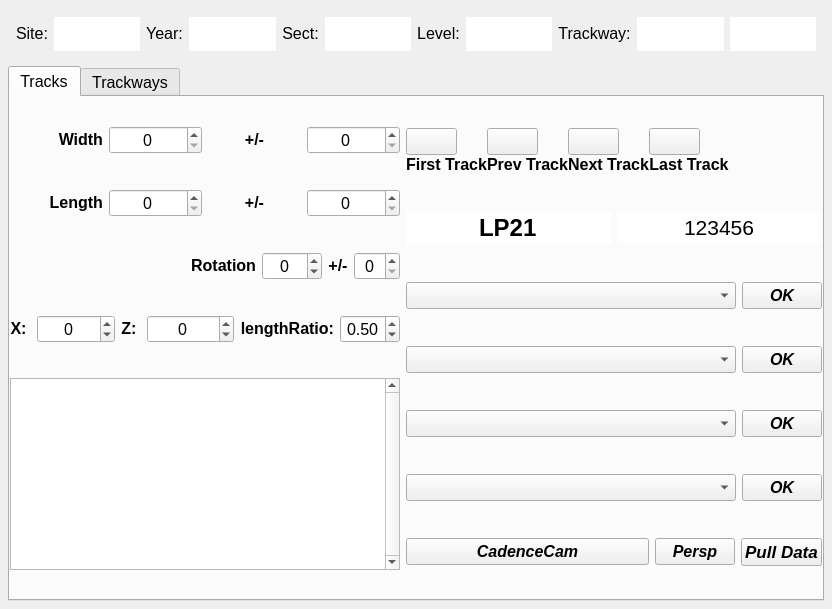
sernst/Cadence, file resources/widget/tools/TrackwayManagerWidget/TrackwayManagerWidget.ui: the form before one commit.
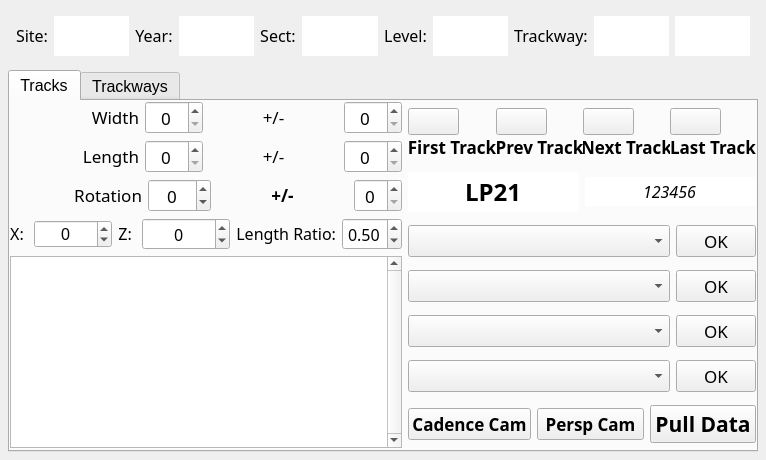
The form after the commit. Icons and pictures are not drawn.

Diff of the .ui file:
```diff
--- a/resources/widget/tools/TrackwayManagerWidget/TrackwayManagerWidget.ui
+++ b/resources/widget/tools/TrackwayManagerWidget/TrackwayManagerWidget.ui
@@ -9,8 +9,8 @@
    <rect>
     <x>0</x>
     <y>0</y>
-    <width>832</width>
-    <height>609</height>
+    <width>766</width>
+    <height>430</height>
    </rect>
   </property>
   <property name="sizePolicy">
@@ -35,10 +35,7 @@
    <item>
     <widget class="QWidget" name="trackwayWidget" native="true">
      <layout class="QHBoxLayout" name="horizontalLayout_8">
-      <property name="leftMargin">
-       <number>8</number>
-      </property>
-      <property name="rightMargin">
+      <property name="margin">
        <number>8</number>
       </property>
       <item>
@@ -51,6 +48,7 @@
         </property>
         <property name="font">
          <font>
+          <family>Abadi MT Condensed Extra Bold</family>
           <pointsize>12</pointsize>
           <weight>50</weight>
           <bold>false</bold>
@@ -74,6 +72,7 @@
         </property>
         <property name="font">
          <font>
+          <family>Abadi MT Condensed Extra Bold</family>
           <pointsize>18</pointsize>
           <weight>75</weight>
           <bold>true</bold>
@@ -100,6 +99,7 @@
         </property>
         <property name="font">
          <font>
+          <family>Abadi MT Condensed Extra Bold</family>
           <pointsize>12</pointsize>
           <weight>50</weight>
           <bold>false</bold>
@@ -123,6 +123,7 @@
         </property>
         <property name="font">
          <font>
+          <family>Abadi MT Condensed Extra Bold</family>
           <pointsize>18</pointsize>
           <weight>75</weight>
           <bold>true</bold>
@@ -149,6 +150,7 @@
         </property>
         <property name="font">
          <font>
+          <family>Abadi MT Condensed Extra Bold</family>
           <pointsize>12</pointsize>
           <weight>50</weight>
           <bold>false</bold>
@@ -172,6 +174,7 @@
         </property>
         <property name="font">
          <font>
+          <family>Abadi MT Condensed Extra Bold</family>
           <pointsize>18</pointsize>
           <weight>75</weight>
           <bold>true</bold>
@@ -198,6 +201,7 @@
         </property>
         <property name="font">
          <font>
+          <family>Abadi MT Condensed Extra Bold</family>
           <pointsize>12</pointsize>
           <weight>50</weight>
           <bold>false</bold>
@@ -221,6 +225,7 @@
         </property>
         <property name="font">
          <font>
+          <family>Abadi MT Condensed Extra Bold</family>
           <pointsize>18</pointsize>
           <weight>75</weight>
           <bold>true</bold>
@@ -247,6 +252,7 @@
         </property>
         <property name="font">
          <font>
+          <family>Abadi MT Condensed Extra Bold</family>
           <pointsize>12</pointsize>
           <weight>50</weight>
           <bold>false</bold>
@@ -270,6 +276,7 @@
        <widget class="QLineEdit" name="trackwayTypeLE">
         <property name="font">
          <font>
+          <family>Abadi MT Condensed Extra Bold</family>
           <pointsize>18</pointsize>
           <weight>75</weight>
           <bold>true</bold>
@@ -284,6 +291,7 @@
        <widget class="QLineEdit" name="trackwayNumberLE">
         <property name="font">
          <font>
+          <family>Abadi MT Condensed Extra Bold</family>
           <pointsize>18</pointsize>
           <weight>75</weight>
           <bold>true</bold>
@@ -355,6 +363,12 @@
               <verstretch>0</verstretch>
              </sizepolicy>
             </property>
+            <property name="font">
+             <font>
+              <family>Lucida Grande</family>
+              <pointsize>13</pointsize>
+             </font>
+            </property>
             <layout class="QHBoxLayout" name="horizontalLayout_10" stretch="0,0,0,0">
              <property name="spacing">
               <number>-1</number>
@@ -372,9 +386,10 @@
                </property>
                <property name="font">
                 <font>
-                 <pointsize>12</pointsize>
-                 <weight>75</weight>
-                 <bold>true</bold>
+                 <family>Abadi MT Condensed Extra Bold</family>
+                 <pointsize>13</pointsize>
+                 <weight>50</weight>
+                 <bold>false</bold>
                 </font>
                </property>
                <property name="frameShape">
@@ -391,11 +406,16 @@
              <item>
               <widget class="QDoubleSpinBox" name="widthSbx">
                <property name="sizePolicy">
-                <sizepolicy hsizetype="Expanding" vsizetype="Fixed">
+                <sizepolicy hsizetype="Fixed" vsizetype="Fixed">
                  <horstretch>0</horstretch>
                  <verstretch>0</verstretch>
                 </sizepolicy>
                </property>
+               <property name="font">
+                <font>
+                 <family>Abadi MT Condensed Extra Bold</family>
+                </font>
+               </property>
                <property name="alignment">
                 <set>Qt::AlignCenter</set>
                </property>
@@ -417,8 +437,9 @@
                </property>
                <property name="font">
                 <font>
-                 <weight>75</weight>
-                 <bold>true</bold>
+                 <family>Abadi MT Condensed Extra Bold</family>
+                 <weight>50</weight>
+                 <bold>false</bold>
                 </font>
                </property>
                <property name="text">
@@ -432,11 +453,16 @@
              <item>
               <widget class="QDoubleSpinBox" name="widthUncertaintySbx">
                <property name="sizePolicy">
-                <sizepolicy hsizetype="Expanding" vsizetype="Fixed">
+                <sizepolicy hsizetype="Fixed" vsizetype="Fixed">
                  <horstretch>0</horstretch>
                  <verstretch>0</verstretch>
                 </sizepolicy>
                </property>
+               <property name="font">
+                <font>
+                 <family>Abadi MT Condensed Extra Bold</family>
+                </font>
+               </property>
                <property name="alignment">
                 <set>Qt::AlignCenter</set>
                </property>
@@ -456,6 +482,12 @@
               <verstretch>0</verstretch>
              </sizepolicy>
             </property>
+            <property name="font">
+             <font>
+              <family>Lucida Grande</family>
+              <pointsize>13</pointsize>
+             </font>
+            </property>
             <layout class="QHBoxLayout" name="horizontalLayout_11" stretch="0,0,0,0">
              <property name="spacing">
               <number>-1</number>
@@ -473,9 +505,10 @@
                </property>
                <property name="font">
                 <font>
-                 <pointsize>12</pointsize>
-                 <weight>75</weight>
-                 <bold>true</bold>
+                 <family>Abadi MT Condensed Extra Bold</family>
+                 <pointsize>13</pointsize>
+                 <weight>50</weight>
+                 <bold>false</bold>
                 </font>
                </property>
                <property name="text">
@@ -489,11 +522,16 @@
              <item>
               <widget class="QDoubleSpinBox" name="lengthSbx">
                <property name="sizePolicy">
-                <sizepolicy hsizetype="Expanding" vsizetype="Fixed">
+                <sizepolicy hsizetype="Fixed" vsizetype="Fixed">
                  <horstretch>0</horstretch>
                  <verstretch>0</verstretch>
                 </sizepolicy>
                </property>
+               <property name="font">
+                <font>
+                 <family>Abadi MT Condensed Extra Bold</family>
+                </font>
+               </property>
                <property name="alignment">
                 <set>Qt::AlignCenter</set>
                </property>
@@ -515,8 +553,9 @@
                </property>
                <property name="font">
                 <font>
-                 <weight>75</weight>
-                 <bold>true</bold>
+                 <family>Abadi MT Condensed Extra Bold</family>
+                 <weight>50</weight>
+                 <bold>false</bold>
                 </font>
                </property>
                <property name="text">
@@ -530,11 +569,16 @@
              <item>
               <widget class="QDoubleSpinBox" name="lengthUncertaintySbx">
                <property name="sizePolicy">
-                <sizepolicy hsizetype="Expanding" vsizetype="Fixed">
+                <sizepolicy hsizetype="Fixed" vsizetype="Fixed">
                  <horstretch>0</horstretch>
                  <verstretch>0</verstretch>
                 </sizepolicy>
                </property>
+               <property name="font">
+                <font>
+                 <family>Abadi MT Condensed Extra Bold</family>
+                </font>
+               </property>
                <property name="alignment">
                 <set>Qt::AlignCenter</set>
                </property>
@@ -554,7 +598,13 @@
               <verstretch>0</verstretch>
              </sizepolicy>
             </property>
-            <layout class="QHBoxLayout" name="horizontalLayout_6" stretch="1,1,0,1">
+            <property name="font">
+             <font>
+              <family>Lucida Grande</family>
+              <pointsize>13</pointsize>
+             </font>
+            </property>
+            <layout class="QHBoxLayout" name="horizontalLayout_6" stretch="0,0,0,0">
              <property name="margin">
               <number>0</number>
              </property>
@@ -568,8 +618,9 @@
                </property>
                <property name="font">
                 <font>
-                 <weight>75</weight>
-                 <bold>true</bold>
+                 <family>Abadi MT Condensed Extra Bold</family>
+                 <weight>50</weight>
+                 <bold>false</bold>
                 </font>
                </property>
                <property name="text">
@@ -588,6 +639,11 @@
                  <verstretch>0</verstretch>
                 </sizepolicy>
                </property>
+               <property name="font">
+                <font>
+                 <family>Abadi MT Condensed Extra Bold</family>
+                </font>
+               </property>
                <property name="wrapping">
                 <bool>true</bool>
                </property>
@@ -608,13 +664,14 @@
              <item>
               <widget class="QLabel" name="lbl_8">
                <property name="sizePolicy">
-                <sizepolicy hsizetype="Fixed" vsizetype="Fixed">
+                <sizepolicy hsizetype="Expanding" vsizetype="Fixed">
                  <horstretch>0</horstretch>
                  <verstretch>0</verstretch>
                 </sizepolicy>
                </property>
                <property name="font">
                 <font>
+                 <family>Abadi MT Condensed Extra Bold</family>
                  <weight>75</weight>
                  <bold>true</bold>
                 </font>
@@ -635,6 +692,11 @@
                  <verstretch>0</verstretch>
                 </sizepolicy>
                </property>
+               <property name="font">
+                <font>
+                 <family>Abadi MT Condensed Extra Bold</family>
+                </font>
+               </property>
                <property name="wrapping">
                 <bool>false</bool>
                </property>
@@ -663,6 +725,11 @@
               <verstretch>0</verstretch>
              </sizepolicy>
             </property>
+            <property name="font">
+             <font>
+              <family>Abadi MT Condensed Extra Bold</family>
+             </font>
+            </property>
             <layout class="QHBoxLayout" name="horizontalLayout_3">
              <property name="margin">
               <number>0</number>
@@ -677,9 +744,10 @@
                </property>
                <property name="font">
                 <font>
+                 <family>Abadi MT Condensed Extra Bold</family>
                  <pointsize>12</pointsize>
-                 <weight>75</weight>
-                 <bold>true</bold>
+                 <weight>50</weight>
+                 <bold>false</bold>
                 </font>
                </property>
                <property name="text">
@@ -698,6 +766,11 @@
                  <verstretch>0</verstretch>
                 </sizepolicy>
                </property>
+               <property name="font">
+                <font>
+                 <family>Lucida Grande</family>
+                </font>
+               </property>
                <property name="alignment">
                 <set>Qt::AlignCenter</set>
                </property>
@@ -728,9 +801,10 @@
                </property>
                <property name="font">
                 <font>
+                 <family>Abadi MT Condensed Extra Bold</family>
                  <pointsize>12</pointsize>
-                 <weight>75</weight>
-                 <bold>true</bold>
+                 <weight>50</weight>
+                 <bold>false</bold>
                 </font>
                </property>
                <property name="text">
@@ -749,6 +823,11 @@
                  <verstretch>0</verstretch>
                 </sizepolicy>
                </property>
+               <property name="font">
+                <font>
+                 <family>Abadi MT Condensed Extra Bold</family>
+                </font>
+               </property>
                <property name="alignment">
                 <set>Qt::AlignCenter</set>
                </property>
@@ -779,13 +858,14 @@
                </property>
                <property name="font">
                 <font>
+                 <family>Abadi MT Condensed Extra Bold</family>
                  <pointsize>12</pointsize>
-                 <weight>75</weight>
-                 <bold>true</bold>
+                 <weight>50</weight>
+                 <bold>false</bold>
                 </font>
                </property>
                <property name="text">
-                <string>lengthRatio:</string>
+                <string>Length Ratio:</string>
                </property>
                <property name="alignment">
                 <set>Qt::AlignRight|Qt::AlignTrailing|Qt::AlignVCenter</set>
@@ -800,6 +880,11 @@
                  <verstretch>0</verstretch>
                 </sizepolicy>
                </property>
+               <property name="font">
+                <font>
+                 <family>Abadi MT Condensed Extra Bold</family>
+                </font>
+               </property>
                <property name="cursor">
                 <cursorShape>ArrowCursor</cursorShape>
                </property>
@@ -864,6 +949,7 @@
          </property>
          <property name="font">
           <font>
+           <family>Lucida Grande</family>
            <pointsize>12</pointsize>
           </font>
          </property>
@@ -874,7 +960,7 @@
           <item>
            <widget class="QWidget" name="controlsWidget" native="true">
             <property name="sizePolicy">
-             <sizepolicy hsizetype="Fixed" vsizetype="Fixed">
+             <sizepolicy hsizetype="Expanding" vsizetype="Fixed">
               <horstretch>0</horstretch>
               <verstretch>0</verstretch>
              </sizepolicy>
@@ -901,7 +987,7 @@
              <item>
               <widget class="QWidget" name="firstWidget" native="true">
                <property name="sizePolicy">
-                <sizepolicy hsizetype="Expanding" vsizetype="Expanding">
+                <sizepolicy hsizetype="Fixed" vsizetype="Expanding">
                  <horstretch>0</horstretch>
                  <verstretch>0</verstretch>
                 </sizepolicy>
@@ -928,6 +1014,7 @@
                   </property>
                   <property name="font">
                    <font>
+                    <family>Lucida Grande</family>
                     <pointsize>12</pointsize>
                     <weight>75</weight>
                     <bold>true</bold>
@@ -964,7 +1051,8 @@
                   </property>
                   <property name="font">
                    <font>
-                    <pointsize>12</pointsize>
+                    <family>Abadi MT Condensed Extra Bold</family>
+                    <pointsize>13</pointsize>
                     <weight>75</weight>
                     <bold>true</bold>
                    </font>
@@ -986,7 +1074,7 @@
              <item>
               <widget class="QWidget" name="prevWIdget" native="true">
                <property name="sizePolicy">
-                <sizepolicy hsizetype="Expanding" vsizetype="Expanding">
+                <sizepolicy hsizetype="Fixed" vsizetype="Expanding">
                  <horstretch>0</horstretch>
                  <verstretch>0</verstretch>
                 </sizepolicy>
@@ -1013,6 +1101,7 @@
                   </property>
                   <property name="font">
                    <font>
+                    <family>Lucida Grande</family>
                     <pointsize>12</pointsize>
                     <weight>75</weight>
                     <bold>true</bold>
@@ -1049,7 +1138,8 @@
                   </property>
                   <property name="font">
                    <font>
-                    <pointsize>12</pointsize>
+                    <family>Abadi MT Condensed Extra Bold</family>
+                    <pointsize>13</pointsize>
                     <weight>75</weight>
                     <bold>true</bold>
                    </font>
@@ -1071,7 +1161,7 @@
              <item>
               <widget class="QWidget" name="nextWidget" native="true">
                <property name="sizePolicy">
-                <sizepolicy hsizetype="Expanding" vsizetype="Expanding">
+                <sizepolicy hsizetype="Fixed" vsizetype="Expanding">
                  <horstretch>0</horstretch>
                  <verstretch>0</verstretch>
                 </sizepolicy>
@@ -1098,6 +1188,7 @@
                   </property>
                   <property name="font">
                    <font>
+                    <family>Lucida Grande</family>
                     <pointsize>12</pointsize>
                     <weight>75</weight>
                     <bold>true</bold>
@@ -1134,7 +1225,8 @@
                   </property>
                   <property name="font">
                    <font>
-                    <pointsize>12</pointsize>
+                    <family>Abadi MT Condensed Extra Bold</family>
+                    <pointsize>13</pointsize>
                     <weight>75</weight>
                     <bold>true</bold>
                    </font>
@@ -1156,7 +1248,7 @@
              <item>
               <widget class="QWidget" name="lastWidget" native="true">
                <property name="sizePolicy">
-                <sizepolicy hsizetype="Expanding" vsizetype="Expanding">
+                <sizepolicy hsizetype="Fixed" vsizetype="Expanding">
                  <horstretch>0</horstretch>
                  <verstretch>0</verstretch>
                 </sizepolicy>
@@ -1183,6 +1275,7 @@
                   </property>
                   <property name="font">
                    <font>
+                    <family>Lucida Grande</family>
                     <pointsize>12</pointsize>
                     <weight>75</weight>
                     <bold>true</bold>
@@ -1219,7 +1312,8 @@
                   </property>
                   <property name="font">
                    <font>
-                    <pointsize>12</pointsize>
+                    <family>Abadi MT Condensed Extra Bold</family>
+                    <pointsize>13</pointsize>
                     <weight>75</weight>
                     <bold>true</bold>
                    </font>
@@ -1252,6 +1346,11 @@
               <verstretch>0</verstretch>
              </sizepolicy>
             </property>
+            <property name="font">
+             <font>
+              <family>Lucida Grande</family>
+             </font>
+            </property>
             <layout class="QHBoxLayout" name="horizontalLayout_13" stretch="1,1">
              <property name="spacing">
               <number>-1</number>
@@ -1269,6 +1368,7 @@
                </property>
                <property name="font">
                 <font>
+                 <family>Abadi MT Condensed Extra Bold</family>
                  <pointsize>18</pointsize>
                  <weight>75</weight>
                  <bold>true</bold>
@@ -1295,8 +1395,10 @@
                </property>
                <property name="font">
                 <font>
-                 <pointsize>16</pointsize>
+                 <family>Abadi MT Condensed Extra Bold</family>
+                 <pointsize>12</pointsize>
                  <weight>50</weight>
+                 <italic>true</italic>
                  <bold>false</bold>
                  <kerning>false</kerning>
                 </font>
@@ -1323,6 +1425,11 @@
               <verstretch>0</verstretch>
              </sizepolicy>
             </property>
+            <property name="font">
+             <font>
+              <family>Lucida Grande</family>
+             </font>
+            </property>
             <layout class="QHBoxLayout" name="horizontalLayout_7" stretch="5,1">
              <property name="spacing">
               <number>-1</number>
@@ -1340,9 +1447,12 @@
                </property>
                <property name="font">
                 <font>
+                 <family>Abadi MT Condensed Extra Bold</family>
+                 <pointsize>13</pointsize>
                  <weight>75</weight>
-                 <italic>true</italic>
+                 <italic>false</italic>
                  <bold>true</bold>
+                 <kerning>true</kerning>
                 </font>
                </property>
                <property name="currentIndex">
@@ -1360,9 +1470,11 @@
                </property>
                <property name="font">
                 <font>
-                 <weight>75</weight>
-                 <italic>true</italic>
-                 <bold>true</bold>
+                 <family>Abadi MT Condensed Extra Bold</family>
+                 <pointsize>13</pointsize>
+                 <weight>50</weight>
+                 <italic>false</italic>
+                 <bold>false</bold>
                 </font>
                </property>
                <property name="text">
@@ -1381,6 +1493,11 @@
               <verstretch>0</verstretch>
              </sizepolicy>
             </property>
+            <property name="font">
+             <font>
+              <family>Lucida Grande</family>
+             </font>
+            </property>
             <layout class="QHBoxLayout" name="horizontalLayout_12" stretch="5,1">
              <property name="spacing">
               <number>-1</number>
@@ -1391,15 +1508,17 @@
              <item>
               <widget class="QComboBox" name="operation1CB">
                <property name="sizePolicy">
-                <sizepolicy hsizetype="Ignored" vsizetype="Fixed">
+                <sizepolicy hsizetype="Expanding" vsizetype="Fixed">
                  <horstretch>0</horstretch>
                  <verstretch>0</verstretch>
                 </sizepolicy>
                </property>
                <property name="font">
                 <font>
+                 <family>Abadi MT Condensed Extra Bold</family>
+                 <pointsize>13</pointsize>
                  <weight>75</weight>
-                 <italic>true</italic>
+                 <italic>false</italic>
                  <bold>true</bold>
                 </font>
                </property>
@@ -1421,9 +1540,11 @@
                </property>
                <property name="font">
                 <font>
-                 <weight>75</weight>
-                 <italic>true</italic>
-                 <bold>true</bold>
+                 <family>Abadi MT Condensed Extra Bold</family>
+                 <pointsize>13</pointsize>
+                 <weight>50</weight>
+                 <italic>false</italic>
+                 <bold>false</bold>
                 </font>
                </property>
                <property name="text">
@@ -1442,6 +1563,11 @@
               <verstretch>0</verstretch>
              </sizepolicy>
             </property>
+            <property name="font">
+             <font>
+              <family>Lucida Grande</family>
+             </font>
+            </property>
             <layout class="QHBoxLayout" name="horizontalLayout_14" stretch="5,1">
              <property name="spacing">
               <number>-1</number>
@@ -1452,15 +1578,17 @@
              <item>
               <widget class="QComboBox" name="operation2CB">
                <property name="sizePolicy">
-                <sizepolicy hsizetype="Ignored" vsizetype="Fixed">
+                <sizepolicy hsizetype="Expanding" vsizetype="Fixed">
                  <horstretch>0</horstretch>
                  <verstretch>0</verstretch>
                 </sizepolicy>
                </property>
                <property name="font">
                 <font>
+                 <family>Abadi MT Condensed Extra Bold</family>
+                 <pointsize>13</pointsize>
                  <weight>75</weight>
-                 <italic>true</italic>
+                 <italic>false</italic>
                  <bold>true</bold>
                 </font>
                </property>
@@ -1479,9 +1607,11 @@
                </property>
                <property name="font">
                 <font>
-                 <weight>75</weight>
-                 <italic>true</italic>
-                 <bold>true</bold>
+                 <family>Abadi MT Condensed Extra Bold</family>
+                 <pointsize>13</pointsize>
+                 <weight>50</weight>
+                 <italic>false</italic>
+                 <bold>false</bold>
                 </font>
                </property>
                <property name="text">
@@ -1500,6 +1630,11 @@
               <verstretch>0</verstretch>
              </sizepolicy>
             </property>
+            <property name="font">
+             <font>
+              <family>Lucida Grande</family>
+             </font>
+            </property>
             <layout class="QHBoxLayout" name="horizontalLayout_15" stretch="5,1">
              <property name="spacing">
               <number>-1</number>
@@ -1510,15 +1645,17 @@
              <item>
               <widget class="QComboBox" name="operation3CB">
                <property name="sizePolicy">
-                <sizepolicy hsizetype="Ignored" vsizetype="Fixed">
+                <sizepolicy hsizetype="Expanding" vsizetype="Fixed">
                  <horstretch>0</horstretch>
                  <verstretch>0</verstretch>
                 </sizepolicy>
                </property>
                <property name="font">
                 <font>
+                 <family>Abadi MT Condensed Extra Bold</family>
+                 <pointsize>13</pointsize>
                  <weight>75</weight>
-                 <italic>true</italic>
+                 <italic>false</italic>
                  <bold>true</bold>
                 </font>
                </property>
@@ -1537,9 +1674,11 @@
                </property>
                <property name="font">
                 <font>
-                 <weight>75</weight>
-                 <italic>true</italic>
-                 <bold>true</bold>
+                 <family>Abadi MT Condensed Extra Bold</family>
+                 <pointsize>13</pointsize>
+                 <weight>50</weight>
+                 <italic>false</italic>
+                 <bold>false</bold>
                 </font>
                </property>
                <property name="text">
@@ -1558,10 +1697,16 @@
               <verstretch>0</verstretch>
              </sizepolicy>
             </property>
+            <property name="font">
+             <font>
+              <family>Lucida Grande</family>
+              <underline>false</underline>
+             </font>
+            </property>
             <property name="contextMenuPolicy">
              <enum>Qt::DefaultContextMenu</enum>
             </property>
-            <layout class="QHBoxLayout" name="horizontalLayout_5" stretch="1,0,0">
+            <layout class="QHBoxLayout" name="horizontalLayout_5" stretch="1,1,1">
              <property name="spacing">
               <number>-1</number>
              </property>
@@ -1578,13 +1723,15 @@
                </property>
                <property name="font">
                 <font>
+                 <family>Abadi MT Condensed Extra Bold</family>
+                 <pointsize>13</pointsize>
                  <weight>75</weight>
-                 <italic>true</italic>
+                 <italic>false</italic>
                  <bold>true</bold>
                 </font>
                </property>
                <property name="text">
-                <string>CadenceCam</string>
+                <string>Cadence Cam</string>
                </property>
               </widget>
              </item>
@@ -1598,13 +1745,15 @@
                </property>
                <property name="font">
                 <font>
+                 <family>Abadi MT Condensed Extra Bold</family>
+                 <pointsize>13</pointsize>
                  <weight>75</weight>
-                 <italic>true</italic>
+                 <italic>false</italic>
                  <bold>true</bold>
                 </font>
                </property>
                <property name="text">
-                <string>Persp</string>
+                <string>Persp Cam</string>
                </property>
               </widget>
              </item>
@@ -1618,11 +1767,12 @@
                </property>
                <property name="font">
                 <font>
-                 <family>Lucida Grande</family>
-                 <pointsize>13</pointsize>
+                 <family>Abadi MT Condensed Extra Bold</family>
+                 <pointsize>16</pointsize>
                  <weight>75</weight>
-                 <italic>true</italic>
+                 <italic>false</italic>
                  <bold>true</bold>
+                 <underline>false</underline>
                  <stylestrategy>PreferDefault</stylestrategy>
                 </font>
                </property>
```
Left out of the diff: 9 changed lines with no effect on the pictures.
